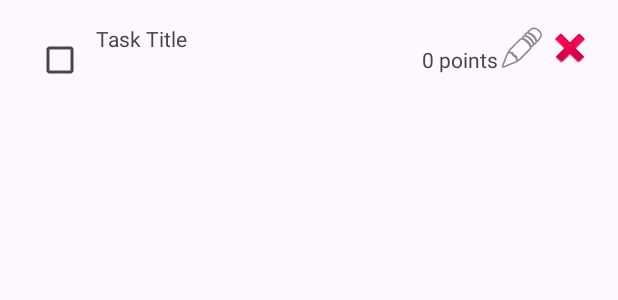
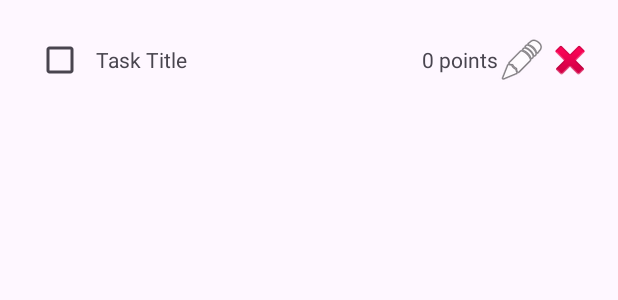
Before and after one commit to NickSanft/TooDo, an Android app: the layout list_item_task.xml on its own in the app's theme, with its tools: preview values and no code run, on a phone screen of 412 x 824 dp. Shown: the top 300 px of the screen. Run offline under Robolectric (Android 15) with nearby library versions, the phone set to English and light mode, and no system bars.

Commit message:
Icons now line up good

```diff
--- a/app/src/main/java/com/divora/toodo/PrizesAdapter.kt
+++ b/app/src/main/java/com/divora/toodo/PrizesAdapter.kt
@@ -3,7 +3,6 @@ package com.divora.toodo
 import android.view.LayoutInflater
 import android.view.View
 import android.view.ViewGroup
-import android.widget.Button
 import android.widget.ImageButton
 import android.widget.TextView
 import androidx.recyclerview.widget.DiffUtil
@@ -31,7 +30,7 @@ class PrizesAdapter(
     class PrizeViewHolder(itemView: View) : RecyclerView.ViewHolder(itemView) {
         private val prizeNameView: TextView = itemView.findViewById(R.id.prize_name)
         private val prizeCostView: TextView = itemView.findViewById(R.id.prize_cost)
-        private val redeemButton: Button = itemView.findViewById(R.id.redeem_button)
+        private val redeemButton: ImageButton = itemView.findViewById(R.id.redeem_button)
         private val editButton: ImageButton = itemView.findViewById(R.id.edit_button)
         private val deleteButton: ImageButton = itemView.findViewById(R.id.delete_button)
 
--- a/app/src/main/res/layout/list_item_task.xml
+++ b/app/src/main/res/layout/list_item_task.xml
@@ -2,6 +2,7 @@
 <LinearLayout xmlns:android="http://schemas.android.com/apk/res/android"
     android:layout_width="match_parent"
     android:layout_height="wrap_content"
+    android:gravity="center_vertical"
     android:orientation="horizontal"
     android:padding="16dp">
 
@@ -21,6 +22,8 @@
             android:id="@+id/task_title"
             android:layout_width="wrap_content"
             android:layout_height="wrap_content"
+            android:ellipsize="end"
+            android:singleLine="true"
             android:text="Task Title" />
 
         <TextView
@@ -41,16 +44,16 @@
         android:id="@+id/edit_button"
         android:layout_width="wrap_content"
         android:layout_height="wrap_content"
-        android:src="@android:drawable/ic_menu_edit"
+        android:background="?android:attr/selectableItemBackgroundBorderless"
         android:contentDescription="Edit Task"
-        android:background="?android:attr/selectableItemBackgroundBorderless" />
+        android:src="@android:drawable/ic_menu_edit" />
 
     <ImageButton
         android:id="@+id/delete_button"
         android:layout_width="wrap_content"
         android:layout_height="wrap_content"
-        android:src="@android:drawable/ic_delete"
+        android:background="?android:attr/selectableItemBackgroundBorderless"
         android:contentDescription="Delete Task"
-        android:background="?android:attr/selectableItemBackgroundBorderless" />
+        android:src="@android:drawable/ic_delete" />
 
 </LinearLayout>
```
Also changed, not shown: app/src/main/res/layout/list_item_prize.xml (+6 -2 lines), 1 other file.
